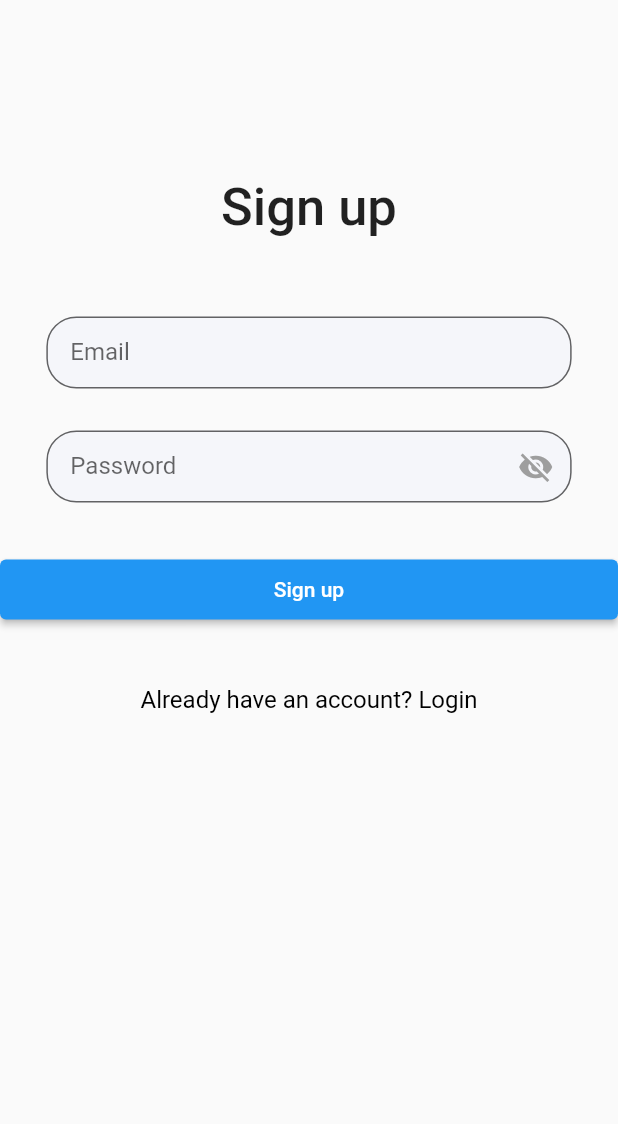
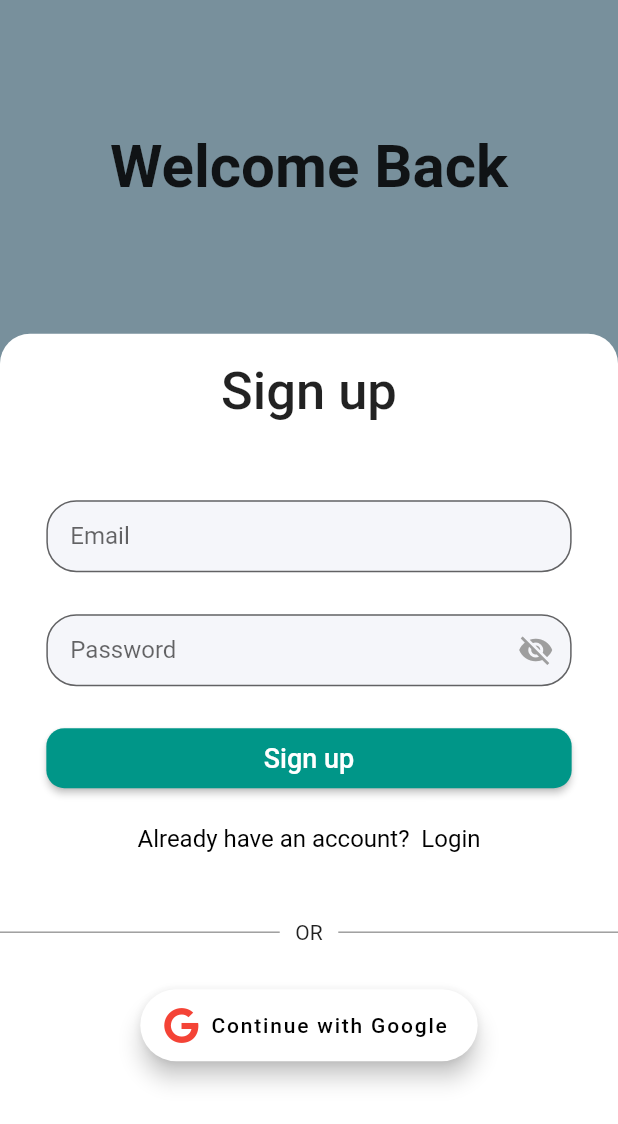
Before and after one commit to areeshak/freelancing-app-fyp, a Flutter app: the EmailPasswordSignup screen opened directly, on a phone screen of 412 x 824 dp. Shown: the top 1124 px of the screen. Run offline on Flutter 3.47's test engine with Material 2 defaults, Android fonts, the light colour scheme and no system bars; our stand-ins replace firebase_auth, firebase_core, font_awesome_flutter, google_sign_in; accounts and stored records are empty; network calls fail.

```diff
--- a/lib/views/login.dart
+++ b/lib/views/login.dart
@@ -40,7 +40,7 @@ class _LoginScreenState extends State<LoginScreen> {
         child: Column(
           children: [
             Container(
-              height: MediaQuery.of(context).size.height * 0.3,
+              height: MediaQuery.of(context).size.height * 0.27,
               child: const Center(
                 child: Text(
                   'Hello',
@@ -52,7 +52,7 @@ class _LoginScreenState extends State<LoginScreen> {
               ),
             ),
             Container(
-              height: MediaQuery.of(context).size.height * 0.7,
+              height: MediaQuery.of(context).size.height * 0.73,
               // color: Colors.blueGrey.shade400,
               decoration: const BoxDecoration(
                 color: Colors.white,
@@ -141,7 +141,7 @@ class _LoginScreenState extends State<LoginScreen> {
                       FontAwesomeIcons.google,
                       color: Colors.red,
                     ),
-                    label: const Text('Sign in with Google'),
+                    label: const Text('Continue with Google'),
                     backgroundColor: Colors.white,
                     foregroundColor: Colors.black,
                   )
--- a/lib/views/signup_email_password_screen.dart
+++ b/lib/views/signup_email_password_screen.dart
@@ -1,7 +1,9 @@
+import 'package:firebase_auth/firebase_auth.dart';
 import 'package:flutter/gestures.dart';
 import 'package:flutter/material.dart';
 import 'package:freelancing_fyp/views/login.dart';
 import 'package:provider/provider.dart';
+import 'package:font_awesome_flutter/font_awesome_flutter.dart';
 
 import '../services/firebase_auth_methods.dart';
 import '../widgets/custom_button.dart';
@@ -29,9 +31,34 @@ class _EmailPasswordSignupState extends State<EmailPasswordSignup> {
   @override
   Widget build(BuildContext context) {
     return Scaffold(
-      body: Column(
+      backgroundColor: Colors.blueGrey.shade400,
+      body: SingleChildScrollView(
+        child: Column(
           children: [
-          SizedBox(height: 100,),
+            Container(
+              height: MediaQuery.of(context).size.height * 0.27,
+              child: const Center(
+                child: Text(
+                  'Welcome Back',
+                  style: TextStyle(
+                    fontSize: 40,
+                    fontWeight: FontWeight.bold,
+                  ),
+                ),
+              ),
+            ),
+            Container(
+              height: MediaQuery.of(context).size.height * 0.73,
+              // color: Colors.blueGrey.shade400,
+              decoration: const BoxDecoration(
+                color: Colors.white,
+                borderRadius: BorderRadius.only(
+                  topLeft: Radius.circular(20),
+                  topRight: Radius.circular(20),
+                ),
+              ),
+              child: Column(
+                children: [
                   Container(
                     padding: const EdgeInsets.all(18.0),
                     child: const Text(
@@ -45,22 +72,23 @@ class _EmailPasswordSignupState extends State<EmailPasswordSignup> {
                   const SizedBox(
                     height: 20,
                   ),
-          CustomTextField(controller: emailController, labelText: 'Email'),
+                  CustomTextField(
+                      controller: emailController, labelText: 'Email'),
                   CustomTextField(
                     controller: passwordController,
                     labelText: 'Password',
                     obscureText: true,
                   ),
                   const SizedBox(
-            height: 20,
+                    height: 10,
                   ),
                   CustomButton(onTap: signUpUser, text: 'Sign up'),
                   const SizedBox(
-            height: 40,
+                    height: 20,
                   ),
                   RichText(
                     text: TextSpan(
-              text: "Already have an account? ",
+                      text: "Already have an account?  ",
                       style: const TextStyle(fontSize: 16, color: Colors.black),
                       children: <TextSpan>[
                         TextSpan(
@@ -78,7 +106,46 @@ class _EmailPasswordSignupState extends State<EmailPasswordSignup> {
                       ],
                     ),
                   ),
+                  const SizedBox(
+                    height: 45,
+                  ),
+                  Row(
+                    children: const [
+                      Expanded(
+                          child: Divider(
+                            color: Colors.black38,
+                            thickness: 1,
+                          )),
+                      Text("   OR   "),
+                      Expanded(
+                          child: Divider(
+                            color: Colors.black38,
+                            thickness: 1,
+                          )),
                     ],
+                  ),
+                  const SizedBox(
+                    height: 30,
+                  ),
+                  FloatingActionButton.extended(
+                    onPressed: () {
+                      context
+                          .read<FirebaseAuthMethods>()
+                          .signInWithGoogle(context);
+                    },
+                    icon: const FaIcon(
+                      FontAwesomeIcons.google,
+                      color: Colors.red,
+                    ),
+                    label: const Text('Continue with Google'),
+                    backgroundColor: Colors.white,
+                    foregroundColor: Colors.black,
+                  )
+                ],
+              ),
+            ),
+          ],
+        ),
       ),
     );
   }
--- a/lib/widgets/custom_button.dart
+++ b/lib/widgets/custom_button.dart
@@ -13,16 +13,15 @@ class CustomButton extends StatelessWidget {
   Widget build(BuildContext context) {
     return ElevatedButton(
       style: ElevatedButton.styleFrom(
-        minimumSize: Size(double.infinity,40),
-        // shape: RoundedRectangleBorder(
-        //   borderRadius: BorderRadius.circular(30.0),
-        // ),
-         // side: const BorderSide(color: Colors.black, width: 1),
-       // primary: Colors.transparent
+        minimumSize: Size(MediaQuery.of(context).size.width * 0.85,40),
+        shape: RoundedRectangleBorder(
+          borderRadius: BorderRadius.circular(12.0),
+        ),
+       primary: Colors.teal,
       ),
 
       onPressed: onTap,
-      child: Text(text),
+      child: Text(text, style: TextStyle(fontSize: 18),),
     );
   }
 }
```
Also changed, not shown: lib/services/firebase_auth_methods.dart (+47 -13 lines). Lines whose indentation alone changed are shown as unchanged.
